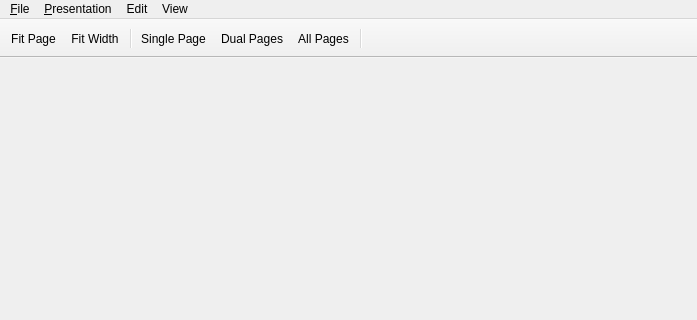
Above: src-qt5/mainUI.ui from lumina-desktop/lumina-pdf before the change; both pictures show x 0 to 697 and y 0 to 320 of the 697 by 694 pixel window. Below: the same form after it.
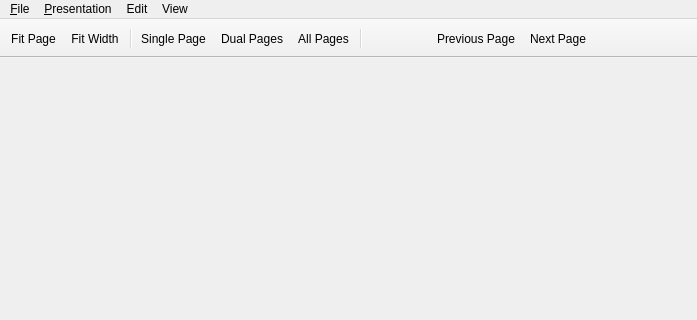
That is the form after the change.

Commit message: Tag version 1.5.0 Also fix up the loading of pages before/after the valid page count for the file. Only allow blank pages when in presentation mode - not when viewing directly. Also add next/previous page buttons to the toolbar.

Diff of the .ui file:
```diff
--- a/src-qt5/mainUI.ui
+++ b/src-qt5/mainUI.ui
@@ -208,6 +208,8 @@
    <addaction name="separator"/>
    <addaction name="actionZoom_In_2"/>
    <addaction name="actionZoom_Out_2"/>
+   <addaction name="actionPrevious_Page"/>
+   <addaction name="actionNext_Page"/>
   </widget>
   <action name="actionOpen_PDF">
    <property name="text">
```
The commit also changes 3 other files.
